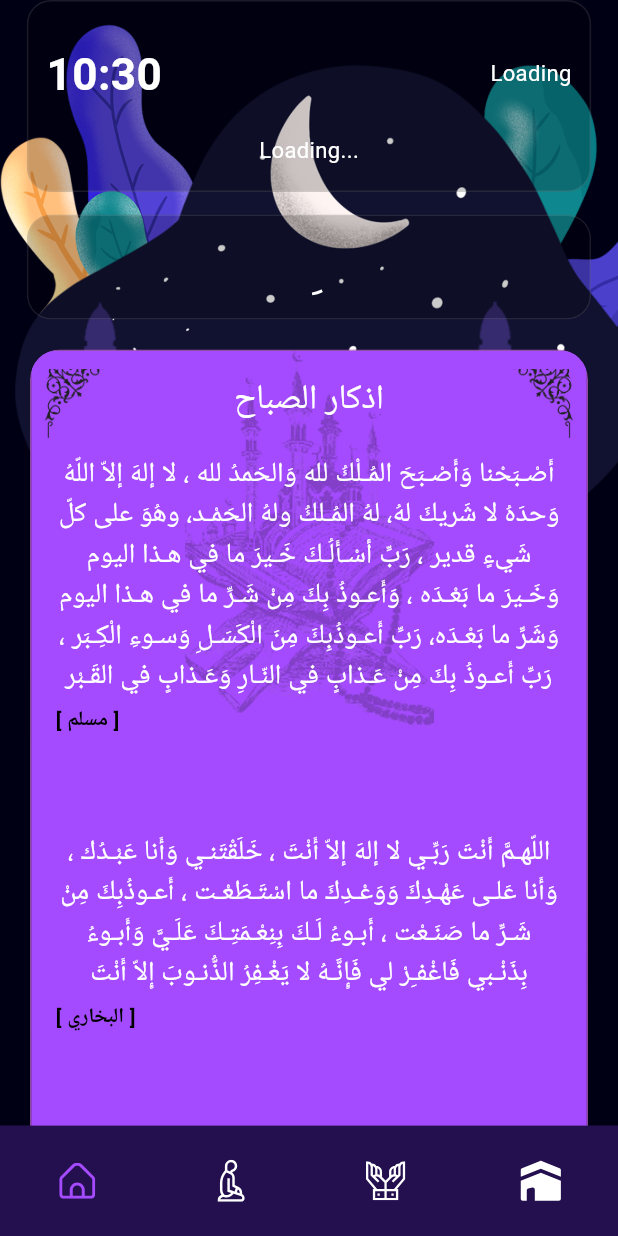
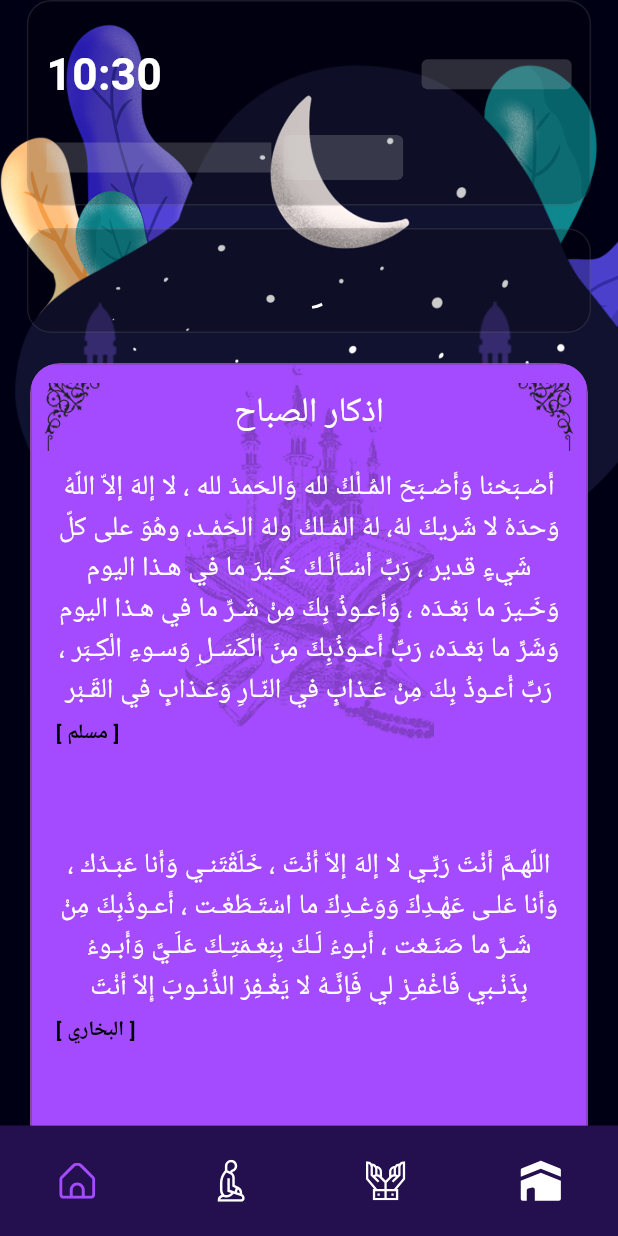
Before and after one commit to Fady4Mohamed/muslim, a Flutter app: the screen it shows after launch, on a phone screen of 412 x 824 dp. Run offline on Flutter 3.47's test engine with Material 3 defaults, Android fonts, the phone set to English and light mode, and no system bars; drawn by our look-alikes of shimmer; our stand-ins replace bloc, dartz, dio, equatable, flutter_bloc, flutter_local_notifications and 8 more; missing offline and left inert: flutter_qiblah, home_widget, liquid_glass_renderer; Roboto replaces fonts that are missing (Cairo).

Commit message:
feat: Implement shimmer loading for Qiblah, home view, and next prayer countdown, and refactor Athan sound handling to Android raw resources.

```diff
--- a/lib/app/featuers/home/presentation/home_view.dart
+++ b/lib/app/featuers/home/presentation/home_view.dart
@@ -4,6 +4,7 @@
 import 'package:flutter_bloc/flutter_bloc.dart';
 import 'package:flutter_screenutil/flutter_screenutil.dart';
 import 'package:intl/intl.dart';
+import 'package:shimmer/shimmer.dart';
 import 'package:liquid_glass_renderer/liquid_glass_renderer.dart';
 import 'package:muslim/app/featuers/azkar/ui/azkar_details_card.dart';
 import 'package:muslim/app/featuers/home/presentation/widgets/next_prayer_countdown.dart';
@@ -163,23 +164,30 @@
                     fontSize: 32,
                     fontWeight: FontWeight.bold,
                   ),
-                  BlocSelector<PrayerDetailsCubit, PrayerDetailsCubitState,
-                      String>(
-                    selector: (state) {
+                  BlocBuilder<PrayerDetailsCubit, PrayerDetailsCubitState>(
+                    builder: (context, state) {
                       if (state is PrayerDetailsCubitSuccess) {
-                        return context
-                                .read<PrayerDetailsCubit>()
-                                .prayerRepoImpl
-                                .date ??
-                            "Loading";
+                        return CustomText(
+                          text: context
+                                  .read<PrayerDetailsCubit>()
+                                  .prayerRepoImpl
+                                  .date ??
+                              "",
+                          color: Colors.white,
+                          fontSize: 16,
+                        );
                       }
-                      return "Loading";
-                    },
-                    builder: (context, hijriDate) {
-                      return CustomText(
-                        text: hijriDate,
-                        color: Colors.white,
-                        fontSize: 16,
+                      return Shimmer.fromColors(
+                        baseColor: Colors.grey[300]!,
+                        highlightColor: Colors.grey[100]!,
+                        child: Container(
+                          width: 100,
+                          height: 20,
+                          decoration: BoxDecoration(
+                            color: Colors.white.withOpacity(0.2),
+                            borderRadius: BorderRadius.circular(4),
+                          ),
+                        ),
                       );
                     },
                   ),
--- a/lib/app/featuers/home/presentation/widgets/next_prayer_countdown.dart
+++ b/lib/app/featuers/home/presentation/widgets/next_prayer_countdown.dart
@@ -1,7 +1,7 @@
 import 'dart:async';
-import 'dart:ui';
 import 'package:flutter/material.dart';
 import 'package:flutter_bloc/flutter_bloc.dart';
+import 'package:shimmer/shimmer.dart';
 import 'package:muslim/app/featuers/home/logic/next_pray.dart';
 import 'package:muslim/app/featuers/prayer/data/models/pray_entity_model.dart';
 import 'package:muslim/app/featuers/prayer/presentation/manger/prayer_details_cubit/prayer_details_cubit.dart';
@@ -147,10 +147,30 @@
 
   @override
   Widget build(BuildContext context) {
-    return const CustomText(
-      text: 'Loading...',
-      color: Colors.white,
-      fontSize: 16,
+    return Shimmer.fromColors(
+      baseColor: Colors.grey[300]!,
+      highlightColor: Colors.grey[100]!,
+      child: Row(
+        children: [
+          Container(
+            width: 150,
+            height: 20,
+            color: Colors.white.withOpacity(0.2),
+          ),
+          const SizedBox(width: 8),
+          ClipRRect(
+            borderRadius: BorderRadius.circular(4.0),
+            child: Container(
+              width: 80,
+              height: 30,
+              decoration: BoxDecoration(
+                color: Colors.white.withOpacity(0.2),
+                borderRadius: BorderRadius.circular(4.0),
+              ),
+            ),
+          ),
+        ],
+      ),
     );
   }
 }
--- a/lib/app/featuers/prayer/presentation/manger/prayer_details_cubit/prayer_details_cubit.dart
+++ b/lib/app/featuers/prayer/presentation/manger/prayer_details_cubit/prayer_details_cubit.dart
@@ -2,15 +2,19 @@
 import 'package:equatable/equatable.dart';
 import 'package:geolocator/geolocator.dart';
 import 'package:home_widget/home_widget.dart';
+import 'dart:developer';
+import 'package:muslim/app/featuers/notification/data/repositories/notification_repo_impl.dart';
 import 'package:muslim/app/featuers/prayer/data/models/pray_entity_model.dart';
 import 'package:muslim/app/featuers/prayer/data/repos/prayer_repo_impl.dart';
 
 part 'prayer_details_state.dart';
 
 class PrayerDetailsCubit extends Cubit<PrayerDetailsCubitState> {
-  PrayerDetailsCubit(this.prayerRepoImpl) : super(PrayerDetailsCubitLoading());
+  PrayerDetailsCubit(this.prayerRepoImpl, this.notificationRepo)
+      : super(PrayerDetailsCubitLoading());
 
   final PrayerRepoImpl prayerRepoImpl;
+  final NotificationRepoImpl notificationRepo;
 
   Future<void> fetchPrayerDetails() async {
     emit(PrayerDetailsCubitLoading());
@@ -50,11 +54,25 @@
       },
       (prayers) {
         updatePrayerTimes(prayers);
+        schedulePrayerNotifications(prayers);
         emit(
           PrayerDetailsCubitSuccess(prayers),
         );
       },
     );
+  }
+
+  void schedulePrayerNotifications(List<PrayEntityModel> prayers) {
+    for (var prayer in prayers) {
+      log('Scheduling notification for ${prayer.name} at ${prayer.time}');
+      DateTime? dateTime = DateTime.tryParse(prayer.time);
+      if (dateTime != null) {
+        notificationRepo.scheduleNotification(
+            id: prayers.indexOf(prayer),
+            title: 'حان موعد آذان صلاة ${prayer.name}',
+            scheduledTime: dateTime);
+      }
+    }
   }
 
   void updatePrayerTimes(List<PrayEntityModel> prayers) {
--- a/lib/main.dart
+++ b/lib/main.dart
@@ -1,5 +1,3 @@
-import 'dart:developer';
-
 import 'package:dio/dio.dart';
 import 'package:flutter/material.dart';
 import 'package:flutter_bloc/flutter_bloc.dart';
@@ -10,12 +8,12 @@
 import 'package:muslim/app/featuers/notification/data/repositories/notification_repo_impl.dart';
 import 'package:muslim/app/featuers/notification/presentation/cubit/notification_cubit.dart';
 import 'package:muslim/app/featuers/prayer/data/repos/prayer_repo_impl.dart';
-import 'package:muslim/app/featuers/prayer/presentation/manger/prayer_details_cubit/prayer_details_cubit.dart';
+import "package:muslim/app/featuers/prayer/presentation/manger/prayer_details_cubit/prayer_details_cubit.dart";
 
 void main() {
   WidgetsFlutterBinding.ensureInitialized();
   runApp(
-    const Muslim(),
+    Muslim(),
   );
 }
 
@@ -34,6 +32,8 @@
           data: MediaQuery.of(context).copyWith(
             textScaler: const TextScaler.linear(1.0),
           ),
+          child: RepositoryProvider(
+            create: (context) => NotificationRepoImpl(),
             child: MultiBlocProvider(
               providers: [
                 BlocProvider(
@@ -43,33 +43,18 @@
                         Dio(),
                       ),
                     ),
+                    context.read<NotificationRepoImpl>(),
                   )..fetchPrayerDetails(),
                 ),
                 BlocProvider(
                   create: (context) => NotificationCubit(
-                  NotificationRepoImpl(),
+                    context.read<NotificationRepoImpl>(),
                   )..initializeNotifications(),
                 ),
               ],
               child: SafeArea(
                 bottom: true,
                 top: false,
-              child: BlocListener<PrayerDetailsCubit, PrayerDetailsCubitState>(
-                listener: (context, state) {
-                  if (state is PrayerDetailsCubitSuccess) {
-                    for (var prayer in state.prayers) {
-                      log('Scheduling notification for ${prayer.name} at ${prayer.time}');
-                      DateTime? dateTime =
-                          DateTime.tryParse("2025-12-12T10:30:00");
-                      if (dateTime != null) {
-                        context.read<NotificationCubit>().scheduleNotification(
-                            id: state.prayers.indexOf(prayer),
-                            title: 'حان موعد آذان صلاة ${prayer.name}',
-                            scheduledTime: dateTime);
-                      }
-                    }
-                  }
-                },
                 child: MaterialApp.router(
                   debugShowCheckedModeBanner: false,
                   theme: ThemeData.dark().copyWith(
--- a/pubspec.yaml
+++ b/pubspec.yaml
@@ -49,6 +49,7 @@
   liquid_glass_renderer: ^0.1.1-dev.10
   permission_handler: ^12.0.1
   shared_preferences: ^2.5.2
+  shimmer: ^3.0.0
   timezone: ^0.10.1
 
 dev_dependencies:
@@ -70,7 +71,6 @@
     - assets/images/
     - assets/icons/
     - assets/database/
-    - assets/athan.mp3
   # An image asset can refer to one or more resolution-specific "variants", see
   # https://flutter.dev/to/resolution-aware-images
   # For details regarding adding assets from package dependencies, see
```
Also changed, not shown: lib/app/featuers/notification/data/repositories/notification_repo_impl.dart (+6 -1 lines), lib/app/featuers/qibla/presentation/qiblah_view.dart (+13 -1 lines), pubspec.lock, 3 other files. Lines whose indentation alone changed are shown as unchanged.
